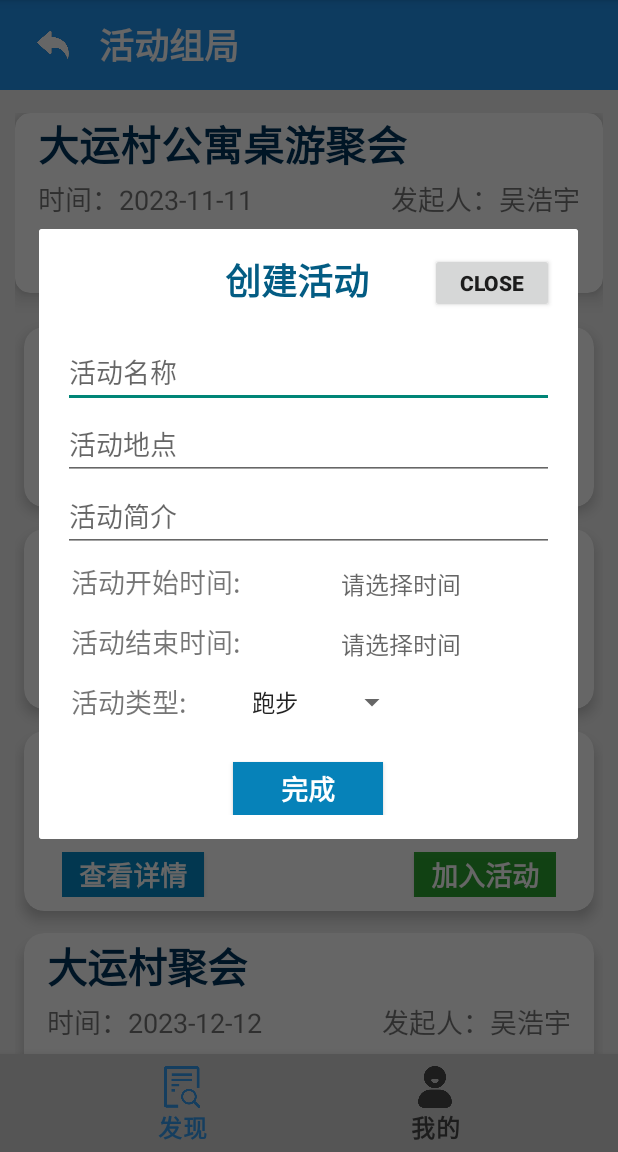
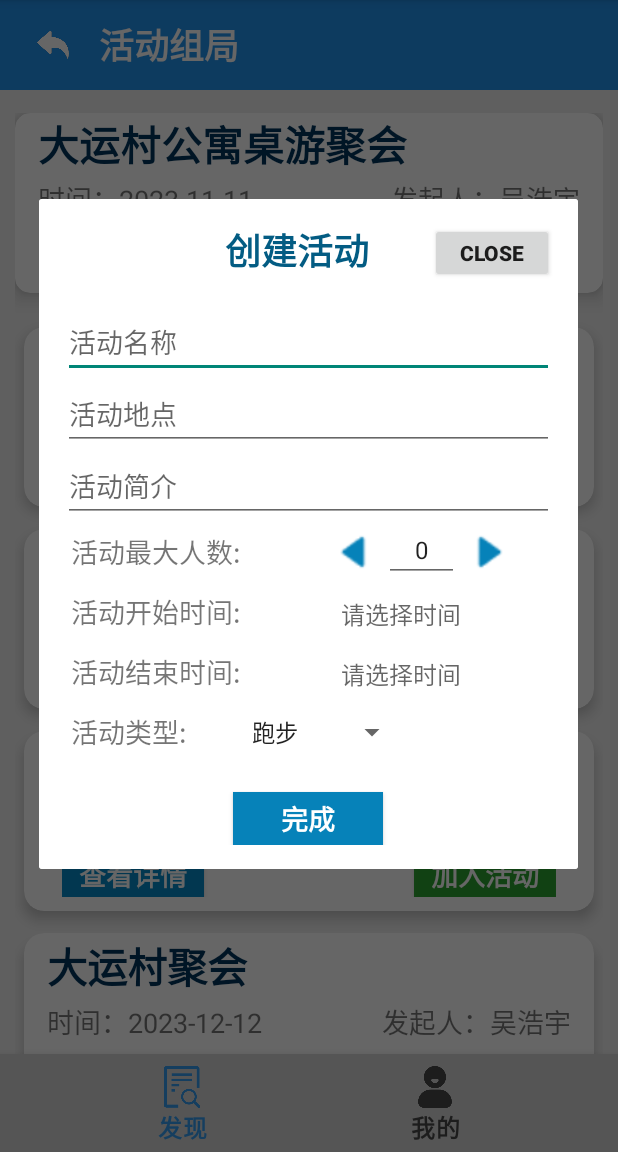
Before and after one commit to M4kiseKurisu/Android-Sport-App, an Android app: the GroupFindFragment screen opened directly, with no data from a screen before it, after a tap on an icon or button, on a phone screen of 412 x 824 dp, the part 84-1236 px from its top. Run offline under Robolectric (Android 15) with nearby library versions, the phone set to English and light mode, and no system bars; 1 other tap on this screen came first.

Commit message:
修改数据库

```diff
--- a/app/src/main/java/com/example/myapplication/MainActivity.java
+++ b/app/src/main/java/com/example/myapplication/MainActivity.java
@@ -4,13 +4,11 @@ import androidx.appcompat.app.AppCompatActivity;
 
 import android.content.Intent;
 import android.content.SharedPreferences;
-import android.database.sqlite.SQLiteDatabase;
 import android.os.Bundle;
 import android.view.View;
 import android.widget.ImageButton;
 import android.widget.TextView;
 
-import com.example.myapplication.database.DataBaseHelper;
 import com.example.myapplication.tutorial.TutorialActivity;
 
 public class MainActivity extends AppCompatActivity {
--- a/app/src/main/res/layout/dialog_group_activity_create.xml
+++ b/app/src/main/res/layout/dialog_group_activity_create.xml
@@ -3,6 +3,7 @@
 <LinearLayout xmlns:android="http://schemas.android.com/apk/res/android"
     android:layout_width="match_parent"
     android:layout_height="match_parent"
+    xmlns:app="http://schemas.android.com/apk/res-auto"
     android:background="@color/group_white"
     android:orientation="vertical"
     android:padding="16dp">
@@ -59,11 +60,60 @@
             android:layout_width="match_parent"
             android:layout_height="wrap_content"
             android:hint="活动地点" />
+
         <EditText
             android:id="@+id/group_activity_create_desc"
             android:layout_width="match_parent"
             android:layout_height="wrap_content"
             android:hint="活动简介" />
+
+        <LinearLayout
+            android:layout_width="match_parent"
+            android:layout_height="wrap_content"
+            android:orientation="horizontal">
+
+            <TextView
+                android:layout_width="wrap_content"
+                android:layout_height="40dp"
+                android:layout_marginEnd="50dp"
+                android:gravity="start|center"
+                android:padding="5dp"
+                android:text="活动最大人数:"
+                android:textSize="18sp" />
+
+            <LinearLayout
+                android:layout_width="match_parent"
+                android:layout_height="wrap_content"
+                android:orientation="horizontal">
+                <ImageButton
+                    android:id="@+id/group_activity_create_minus_button"
+                    android:layout_width="40dp"
+                    android:layout_height="40dp"
+                    android:background="@color/transparent"
+                    android:scaleType="centerCrop"
+                    android:src="@drawable/group_create_sub"
+                    app:tint="@color/group_blue"/>
+
+                <EditText
+                    android:id="@+id/group_activity_create_max_num"
+                    android:layout_width="50dp"
+                    android:layout_height="40dp"
+                    android:gravity="center"
+                    android:textSize="16sp"
+                    android:text="0" />
+
+                <ImageButton
+                    android:id="@+id/group_activity_create_plus_button"
+                    android:layout_width="40dp"
+                    android:layout_height="40dp"
+                    android:background="@color/transparent"
+                    android:scaleType="centerCrop"
+                    android:src="@drawable/group_create_add"
+                    app:tint="@color/group_blue"/>
+
+            </LinearLayout>
+        </LinearLayout>
+
 
         <LinearLayout
             android:layout_width="match_parent"
```
Also changed, not shown: app/src/main/AndroidManifest.xml (+14 -13 lines), app/src/main/java/com/example/myapplication/DataBaseHelper.java (renamed from app/src/main/java/com/example/myapplication/database/DataBaseHelper.java, +21 -42 lines), app/src/main/java/com/example/myapplication/group/GroupFindFragment.java (+71 -16 lines), app/src/main/res/drawable/group_create_add.png (added), app/src/main/res/drawable/group_create_sub.png (added).
